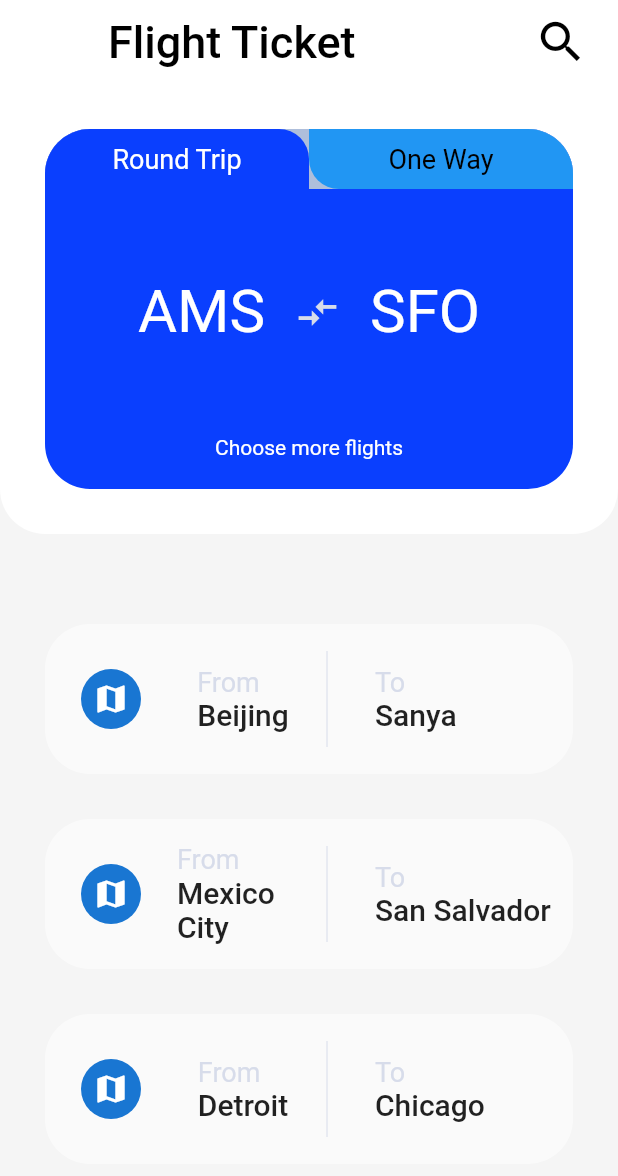
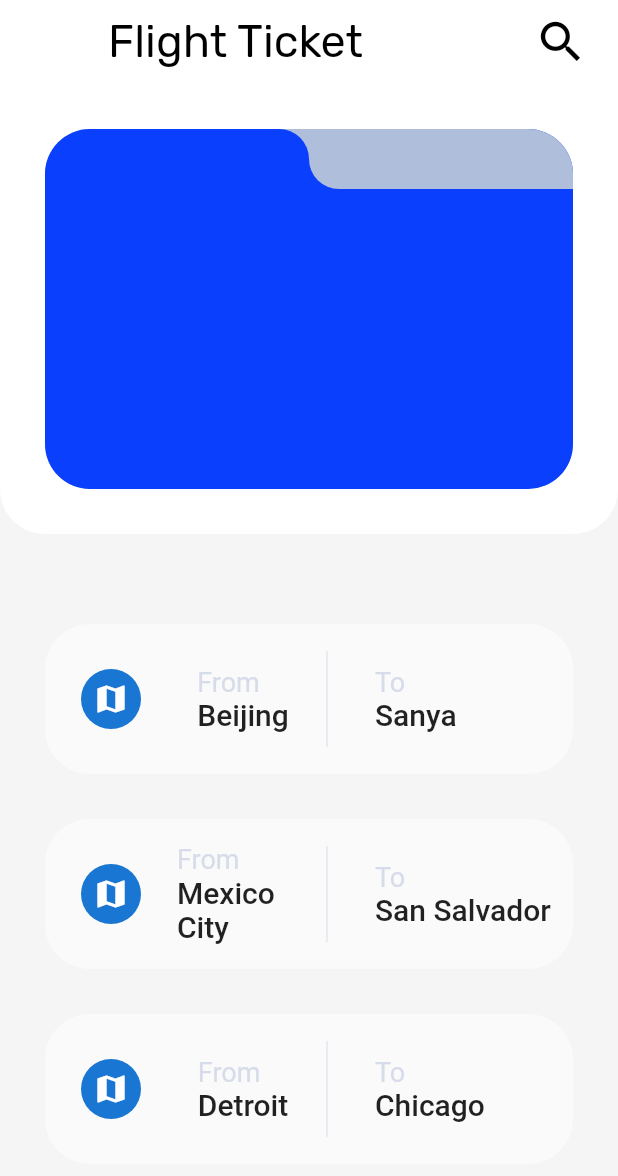
Before and after one commit to rlertola/flutter_playground, a Flutter app: the screen it shows after launch, after a tap on "Currency", on a phone screen of 412 x 824 dp. Shown: the top 1176 px of the screen. Run offline on Flutter 3.47's test engine with Material 2 defaults, Android fonts, the phone set to English and light mode, and no system bars; network calls fail; Roboto replaces fonts that are missing (Schyler).

Commit message:
top container flight

```diff
--- a/lib/currency_app/currency_app_screen.dart
+++ /dev/null
@@ -1,206 +0,0 @@
-import 'package:flutter/material.dart';
-
-import 'currency_tile.dart';
-
-const double kSizedBoxHeight = 30;
-
-class CurrencyAppScreen extends StatelessWidget {
-  static const routeName = '/currency-app-screen';
-
-  @override
-  Widget build(BuildContext context) {
-    return Scaffold(
-      backgroundColor: Colors.grey[100],
-      appBar: AppBar(
-        elevation: 0,
-        backgroundColor: Colors.white,
-        centerTitle: false,
-        title: Text(
-          'Flight Ticket',
-          style: TextStyle(
-            color: Colors.black,
-            fontSize: 30,
-            // fontFamily: 'Trajan Pro',
-          ),
-        ),
-        actions: <Widget>[
-          Padding(
-            padding: const EdgeInsets.only(right: 20),
-            child: Icon(
-              Icons.search,
-              color: Colors.black,
-              size: 36,
-            ),
-          )
-        ],
-      ),
-      body: Column(
-        children: <Widget>[
-          Container(
-            height: 300,
-            width: double.infinity,
-            decoration: BoxDecoration(
-              color: Colors.white,
-              borderRadius: BorderRadius.only(
-                bottomLeft: Radius.circular(30),
-                bottomRight: Radius.circular(30),
-              ),
-            ),
-            child: Padding(
-              padding: const EdgeInsets.all(30),
-              child: Container(
-                decoration: BoxDecoration(
-                  color: Color(0xFF0a3ffe),
-                  borderRadius: BorderRadius.all(
-                    Radius.circular(30),
-                  ),
-                ),
-                child: Column(
-                  mainAxisAlignment: MainAxisAlignment.spaceBetween,
-                  children: <Widget>[
-                    Container(
-                      decoration: BoxDecoration(
-                        color: Color(0xFFAEBEDB),
-                        borderRadius: BorderRadius.only(
-                          topRight: Radius.circular(30),
-                          topLeft: Radius.circular(30),
-                        ),
-                      ),
-                      child: Row(
-                        mainAxisAlignment: MainAxisAlignment.spaceEvenly,
-                        children: <Widget>[
-                          Expanded(
-                            child: Container(
-                              alignment: Alignment.center,
-                              height: 40,
-                              // margin: EdgeInsets.only(top: 10),
-                              decoration: BoxDecoration(
-                                  color: Color(0xFF0a3ffe),
-                                  borderRadius: BorderRadius.only(
-                                    topRight: Radius.circular(20),
-                                    topLeft: Radius.circular(30),
-                                  )),
-                              child: Text(
-                                'Round Trip',
-                                style: TextStyle(
-                                  color: Colors.white,
-                                  fontSize: 18,
-                                  fontFamily: 'Schyler',
-                                ),
-                              ),
-                            ),
-                          ),
-                          Expanded(
-                            child: Container(
-                              alignment: Alignment.center,
-                              height: 40,
-                              decoration: BoxDecoration(
-                                // color: Color(0xFFAEBEDB),
-                                color: Colors.blue,
-                                borderRadius: BorderRadius.only(
-                                  bottomLeft: Radius.circular(20),
-                                  topRight: Radius.circular(30),
-                                ),
-                              ),
-                              child: Text(
-                                'One Way',
-                                style: TextStyle(
-                                  color: Colors.black,
-                                  fontSize: 18,
-                                ),
-                              ),
-                            ),
-                          ),
-                        ],
-                      ),
-                    ),
-                    Row(
-                      mainAxisAlignment: MainAxisAlignment.center,
-                      children: <Widget>[
-                        Text(
-                          'AMS',
-                          style: TextStyle(
-                            fontSize: 40,
-                            color: Colors.white,
-                          ),
-                        ),
-                        SizedBox(
-                          width: 20,
-                        ),
-                        Icon(
-                          Icons.compare_arrows,
-                          size: 30,
-                          color: Color(0xFFd7dcea),
-                        ),
-                        SizedBox(
-                          width: 20,
-                        ),
-                        Text(
-                          'SFO',
-                          style: TextStyle(
-                            fontSize: 40,
-                            color: Colors.white,
-                          ),
-                        ),
-                      ],
-                    ),
-                    // SizedBox(
-                    //   height: 30,
-                    // ),
-                    Padding(
-                      padding: const EdgeInsets.only(
-                        bottom: 20,
-                      ),
-                      child: Text(
-                        'Choose more flights',
-                        style: TextStyle(
-                          color: Colors.white,
-                        ),
-                      ),
-                    ),
-                  ],
-                ),
-              ),
-            ),
-          ),
-          SizedBox(
-            height: kSizedBoxHeight,
-          ),
-          Expanded(
-            child: Padding(
-              padding: const EdgeInsets.symmetric(horizontal: 30),
-              child: ListView(
-                children: <Widget>[
-                  SizedBox(
-                    height: kSizedBoxHeight,
-                  ),
-                  CurrencyTile(
-                    from: 'Beijing',
-                    to: 'Sanya',
-                  ),
-                  SizedBox(
-                    height: kSizedBoxHeight,
-                  ),
-                  CurrencyTile(
-                    from: 'Mexico City',
-                    to: 'San Salvador',
-                  ),
-                  SizedBox(
-                    height: kSizedBoxHeight,
-                  ),
-                  CurrencyTile(
-                    from: 'Detroit',
-                    to: 'Chicago',
-                  ),
-                  SizedBox(
-                    height: kSizedBoxHeight,
-                  ),
-                ],
-              ),
-            ),
-          ),
-        ],
-      ),
-    );
-  }
-}
--- /dev/null
+++ b/lib/flight_app/constants.dart
@@ -0,0 +1,5 @@
+import 'package:flutter/material.dart';
+
+Color kBrightBlue = Color(0xFF0a3ffe);
+
+Color kLightBlueGrey = Color(0xFFAEBEDB);
--- /dev/null
+++ b/lib/flight_app/flight_app_screen.dart
@@ -0,0 +1,49 @@
+import 'package:flutter/material.dart';
+import 'package:flutter_playground2/flight_app/flight_bottom_part.dart';
+import 'package:flutter_playground2/flight_app/flight_top_part.dart';
+
+const double kSizedBoxHeight = 30;
+
+class FlightAppScreen extends StatelessWidget {
+  static const routeName = '/flight-app-screen';
+
+  @override
+  Widget build(BuildContext context) {
+    return Scaffold(
+      backgroundColor: Colors.grey[100],
+      appBar: AppBar(
+        elevation: 0,
+        backgroundColor: Colors.white,
+        centerTitle: false,
+        title: Text(
+          'Flight Ticket',
+          style: TextStyle(
+            color: Colors.black,
+            fontSize: 30,
+            fontFamily: 'Rubik',
+            // fontFamily: 'Trajan Pro',
+          ),
+        ),
+        actions: <Widget>[
+          Padding(
+            padding: const EdgeInsets.only(right: 20),
+            child: Icon(
+              Icons.search,
+              color: Colors.black,
+              size: 36,
+            ),
+          )
+        ],
+      ),
+      body: Column(
+        children: <Widget>[
+          FlightTopPart(),
+          SizedBox(
+            height: kSizedBoxHeight,
+          ),
+          FlightBottomPart(),
+        ],
+      ),
+    );
+  }
+}
--- /dev/null
+++ b/lib/flight_app/flight_bottom_part.dart
@@ -0,0 +1,44 @@
+import 'package:flutter/material.dart';
+
+import 'flight_tile.dart';
+
+const double kSizedBoxHeight = 30;
+
+class FlightBottomPart extends StatelessWidget {
+  @override
+  Widget build(BuildContext context) {
+    return Expanded(
+      child: Padding(
+        padding: const EdgeInsets.symmetric(horizontal: 30),
+        child: ListView(
+          children: <Widget>[
+            SizedBox(
+              height: kSizedBoxHeight,
+            ),
+            FlightTile(
+              from: 'Beijing',
+              to: 'Sanya',
+            ),
+            SizedBox(
+              height: kSizedBoxHeight,
+            ),
+            FlightTile(
+              from: 'Mexico City',
+              to: 'San Salvador',
+            ),
+            SizedBox(
+              height: kSizedBoxHeight,
+            ),
+            FlightTile(
+              from: 'Detroit',
+              to: 'Chicago',
+            ),
+            SizedBox(
+              height: kSizedBoxHeight,
+            ),
+          ],
+        ),
+      ),
+    );
+  }
+}
--- a/lib/currency_app/currency_tile.dart
+++ b/lib/flight_app/flight_tile.dart
@@ -2,11 +2,11 @@ import 'package:flutter/material.dart';
 
 const double kSizedBoxWidth = 14;
 
-class CurrencyTile extends StatelessWidget {
+class FlightTile extends StatelessWidget {
   final String from;
   final String to;
 
-  CurrencyTile({this.from, this.to});
+  FlightTile({this.from, this.to});
 
   @override
   Widget build(BuildContext context) {
--- /dev/null
+++ b/lib/flight_app/flight_top_container.dart
@@ -0,0 +1,120 @@
+import 'package:flutter/material.dart';
+import 'package:flutter_playground2/flight_app/constants.dart';
+
+class FlightTopContainer extends StatelessWidget {
+  @override
+  Widget build(BuildContext context) {
+    return Container(
+      height: 300,
+      width: double.infinity,
+      decoration: BoxDecoration(
+        color: Colors.white,
+        borderRadius: BorderRadius.only(
+          bottomLeft: Radius.circular(30),
+          bottomRight: Radius.circular(30),
+        ),
+      ),
+      child: Padding(
+        padding: const EdgeInsets.all(30),
+        child: Stack(
+          children: <Widget>[
+            oneWayTab(context),
+            roundTripTab(context),
+          ],
+        ),
+      ),
+    );
+  }
+}
+
+roundTripTab(context) {
+  return Column(
+    crossAxisAlignment: CrossAxisAlignment.start,
+    children: <Widget>[
+      Stack(
+        children: <Widget>[
+          Container(
+            decoration: BoxDecoration(
+              color: kLightBlueGrey,
+              borderRadius: BorderRadius.only(
+                topLeft: Radius.circular(30),
+                // topLeft: Radius.circular(20),
+              ),
+            ),
+            height: 40,
+            width: MediaQuery.of(context).size.width / 2 - 30,
+          ),
+          Container(
+            decoration: BoxDecoration(
+              color: kBrightBlue,
+              borderRadius: BorderRadius.only(
+                topRight: Radius.circular(20),
+                topLeft: Radius.circular(30),
+                // bottomRight: Radius.circular(20),
+              ),
+            ),
+            height: 40,
+            width: MediaQuery.of(context).size.width / 2 - 30,
+          ),
+        ],
+      ),
+      Expanded(
+        child: Container(
+          decoration: BoxDecoration(
+            color: kBrightBlue,
+            borderRadius: BorderRadius.only(
+              bottomLeft: Radius.circular(30),
+              bottomRight: Radius.circular(30),
+            ),
+          ),
+        ),
+      )
+    ],
+  );
+}
+
+oneWayTab(context) {
+  return Column(
+    crossAxisAlignment: CrossAxisAlignment.end,
+    children: <Widget>[
+      Stack(
+        children: <Widget>[
+          Container(
+            decoration: BoxDecoration(
+              color: kBrightBlue,
+              borderRadius: BorderRadius.only(
+                topRight: Radius.circular(30),
+                // topLeft: Radius.circular(20),
+              ),
+            ),
+            height: 40,
+            width: MediaQuery.of(context).size.width / 2 - 30,
+          ),
+          Container(
+            decoration: BoxDecoration(
+              color: kLightBlueGrey,
+              borderRadius: BorderRadius.only(
+                topRight: Radius.circular(30),
+                // topLeft: Radius.circular(20),
+                bottomLeft: Radius.circular(20),
+              ),
+            ),
+            height: 40,
+            width: MediaQuery.of(context).size.width / 2 - 30,
+          ),
+        ],
+      ),
+      Expanded(
+        child: Container(
+          decoration: BoxDecoration(
+            color: kLightBlueGrey,
+            borderRadius: BorderRadius.only(
+              bottomLeft: Radius.circular(30),
+              bottomRight: Radius.circular(30),
+            ),
+          ),
+        ),
+      )
+    ],
+  );
+}
--- /dev/null
+++ b/lib/flight_app/flight_top_part.dart
@@ -0,0 +1,149 @@
+import 'package:flutter/material.dart';
+import 'package:flutter_playground2/flight_app/flight_top_container.dart';
+
+class FlightTopPart extends StatelessWidget {
+  @override
+  Widget build(BuildContext context) {
+    return FlightTopContainer();
+
+    // Container(
+    //   height: 300,
+    //   width: double.infinity,
+    //   decoration: BoxDecoration(
+    //     color: Colors.white,
+    //     borderRadius: BorderRadius.only(
+    //       bottomLeft: Radius.circular(30),
+    //       bottomRight: Radius.circular(30),
+    //     ),
+    //   ),
+    //   child: Padding(
+    //     padding: const EdgeInsets.all(30),
+    //     child: Container(
+    //       decoration: BoxDecoration(
+    //         // color: Color(0xFF0a3ffe),
+    //         borderRadius: BorderRadius.all(
+    //           Radius.circular(30),
+    //         ),
+    //       ),
+    //       child: Column(
+    //         mainAxisAlignment: MainAxisAlignment.spaceBetween,
+    //         children: <Widget>[
+    //           Container(
+    //             decoration: BoxDecoration(
+    //               // color: Color(0xFFAEBEDB),
+    //               borderRadius: BorderRadius.only(
+    //                 topRight: Radius.circular(30),
+    //                 topLeft: Radius.circular(30),
+    //               ),
+    //             ),
+    //             child: Row(
+    //               mainAxisAlignment: MainAxisAlignment.spaceEvenly,
+    //               children: <Widget>[
+    //                 Expanded(
+    //                   child: Stack(
+    //                     children: <Widget>[
+    //                       Container(
+    //                           // color: Colors.blue,
+    //                           ),
+    //                       Container(
+    //                         alignment: Alignment.center,
+    //                         height: 40,
+    //                         // margin: EdgeInsets.only(top: 10),
+    //                         decoration: BoxDecoration(
+    //                             color: Colors.transparent,
+    //                             // color: Color(0xFF0a3ffe),
+    //                             borderRadius: BorderRadius.only(
+    //                               topRight: Radius.circular(20),
+    //                               topLeft: Radius.circular(30),
+    //                             )),
+    //                         child: Text(
+    //                           'Round Trip',
+    //                           style: TextStyle(
+    //                             color: Colors.white,
+    //                             fontSize: 18,
+    //                             fontFamily: 'Rubik',
+    //                           ),
+    //                         ),
+    //                       ),
+    //                     ],
+    //                   ),
+    //                 ),
+    //                 Expanded(
+    //                   child: Container(
+    //                     alignment: Alignment.center,
+    //                     height: 40,
+    //                     decoration: BoxDecoration(
+    //                       // color: Color(0xFFAEBEDB),
+    //                       color: Colors.blue,
+    //                       borderRadius: BorderRadius.only(
+    //                         bottomLeft: Radius.circular(20),
+    //                         topRight: Radius.circular(30),
+    //                       ),
+    //                     ),
+    //                     child: Text(
+    //                       'One Way',
+    //                       style: TextStyle(
+    //                         color: Colors.black,
+    //                         fontSize: 18,
+    //                         fontFamily: 'Rubik',
+    //                       ),
+    //                     ),
+    //                   ),
+    //                 ),
+    //               ],
+    //             ),
+    //           ),
+    //           Row(
+    //             mainAxisAlignment: MainAxisAlignment.center,
+    //             children: <Widget>[
+    //               Text(
+    //                 'AMS',
+    //                 style: TextStyle(
+    //                   fontSize: 40,
+    //                   color: Colors.white,
+    //                   fontFamily: 'Rubik',
+    //                 ),
+    //               ),
+    //               SizedBox(
+    //                 width: 20,
+    //               ),
+    //               Icon(
+    //                 Icons.compare_arrows,
+    //                 size: 30,
+    //                 color: Color(0xFFd7dcea),
+    //               ),
+    //               SizedBox(
+    //                 width: 20,
+    //               ),
+    //               Text(
+    //                 'SFO',
+    //                 style: TextStyle(
+    //                   fontSize: 40,
+    //                   color: Colors.white,
+    //                   fontFamily: 'Rubik',
+    //                 ),
+    //               ),
+    //             ],
+    //           ),
+    //           // SizedBox(
+    //           //   height: 30,
+    //           // ),
+    //           Padding(
+    //             padding: const EdgeInsets.only(
+    //               bottom: 20,
+    //             ),
+    //             child: Text(
+    //               'Choose more flights',
+    //               style: TextStyle(
+    //                 color: Colors.white,
+    //                 fontFamily: 'Rubik',
+    //               ),
+    //             ),
+    //           ),
+    //         ],
+    //       ),
+    //     ),
+    //   ),
+    // );
+  }
+}
--- a/lib/main.dart
+++ b/lib/main.dart
@@ -1,6 +1,7 @@
 import 'package:flutter/material.dart';
+import 'package:flutter_playground2/flight_app/flight_app_screen.dart';
 
-import 'currency_app/currency_app_screen.dart';
+import 'flight_app/flight_app_screen.dart';
 import 'screens/home_screen.dart';
 import 'shoe_store/shoe_store_screen.dart';
 
@@ -19,7 +20,7 @@ class MyApp extends StatelessWidget {
       initialRoute: '/',
       routes: {
         '/': (context) => HomeScreen(),
-        CurrencyAppScreen.routeName: (context) => CurrencyAppScreen(),
+        FlightAppScreen.routeName: (context) => FlightAppScreen(),
         ShoeStoreScreen.routeName: (context) => ShoeStoreScreen(),
       },
     );
--- a/lib/widgets/home_screen/home_row.dart
+++ b/lib/widgets/home_screen/home_row.dart
@@ -1,6 +1,6 @@
 import 'package:flutter/material.dart';
+import 'package:flutter_playground2/flight_app/flight_app_screen.dart';
 
-import '../../currency_app/currency_app_screen.dart';
 import '../../shoe_store/shoe_store_screen.dart';
 import 'box.dart';
 
@@ -15,7 +15,7 @@ class HomeRow extends StatelessWidget {
           children: <Widget>[
             Box(
               title: 'Currency',
-              route: CurrencyAppScreen.routeName,
+              route: FlightAppScreen.routeName,
             ),
             Box(
               title: 'Shoe Store',
```
Also changed, not shown: pubspec.yaml (+9 -9 lines), assets/fonts/Rubik-Regular.ttf (added).
